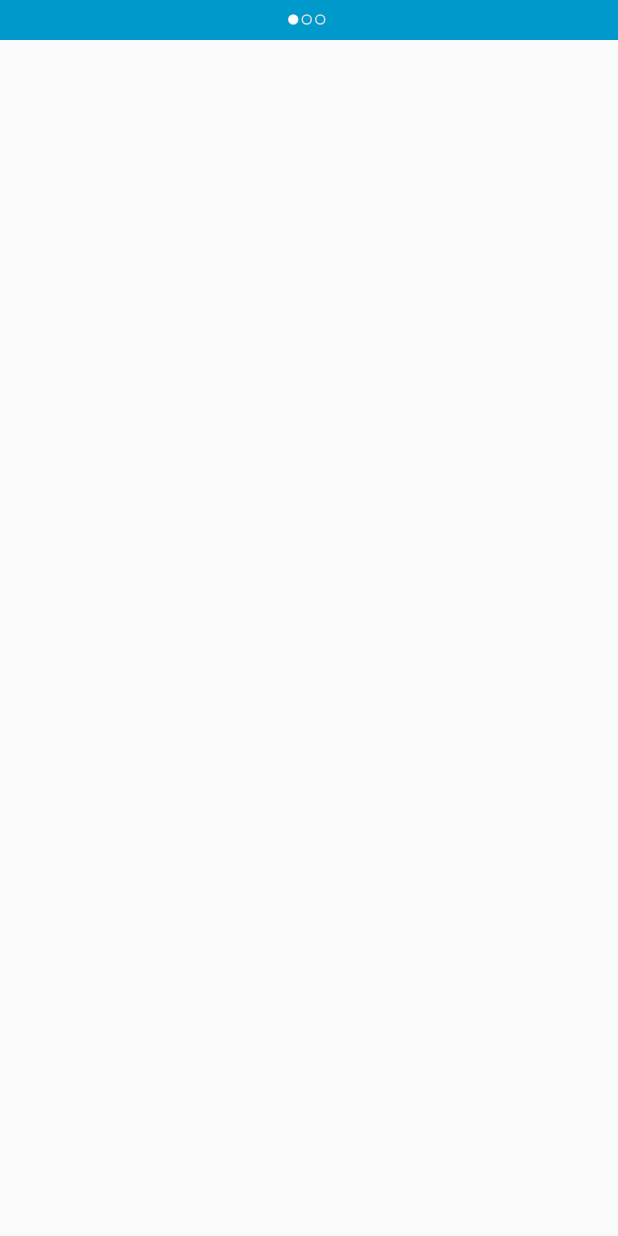
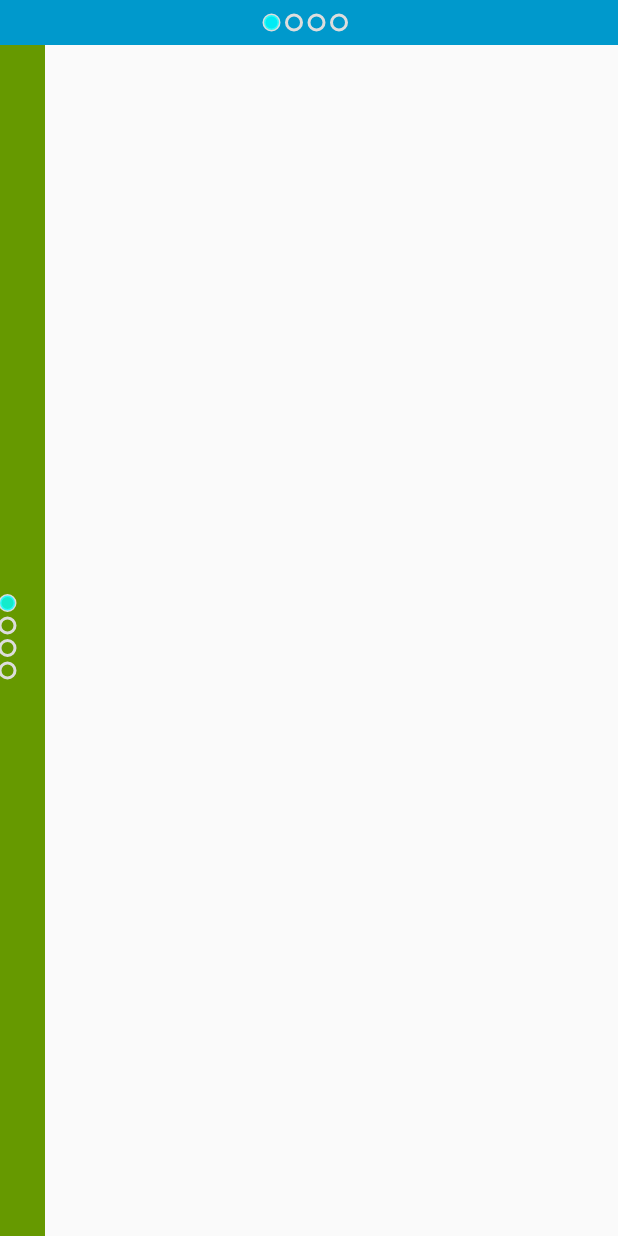
Before and after one commit to WoodenTea/Practices, an Android app: the CustomViewActivity screen opened directly, with no data from a screen before it, on a phone screen of 412 x 824 dp. Run offline under Robolectric (Android 15) with nearby library versions, the phone set to English and light mode, and no system bars.

Commit message:
Refactor view to widget Added ScrollLayout Added FlowLayout

```diff
--- a/app/build.gradle
+++ b/app/build.gradle
@@ -9,7 +9,7 @@ def releaseTime() {
 }
 
 android {
-    compileSdkVersion 21
+    compileSdkVersion 22
     buildToolsVersion "22.0.1"
 
     defaultConfig {
--- a/app/src/main/java/com/ymsfd/practices/view/BestViewGroup.java
+++ b/app/src/main/java/com/ymsfd/practices/widget/BestViewGroup.java
@@ -1,4 +1,4 @@
-package com.ymsfd.practices.view;
+package com.ymsfd.practices.widget;
 
 import android.content.Context;
 import android.util.AttributeSet;
--- a/app/src/main/java/com/ymsfd/practices/view/CircleIndicator.java
+++ b/app/src/main/java/com/ymsfd/practices/widget/CircleIndicatorView.java
@@ -1,11 +1,10 @@
-package com.ymsfd.practices.view;
+package com.ymsfd.practices.widget;
 
 import android.content.Context;
 import android.content.res.Resources;
 import android.content.res.TypedArray;
 import android.graphics.Canvas;
 import android.graphics.Paint;
-import android.support.v4.view.ViewConfigurationCompat;
 import android.util.AttributeSet;
 import android.util.Log;
 import android.view.View;
@@ -20,81 +19,68 @@ import com.ymsfd.practices.R;
  * Date: 4/19/15
  * Time: 13:46
  */
-public class CircleIndicator extends View {
+public class CircleIndicatorView extends View {
+    private Paint roundPaint = new Paint(Paint.ANTI_ALIAS_FLAG);
     private Paint strokePaint = new Paint(Paint.ANTI_ALIAS_FLAG);
-    private Paint fillPaint = new Paint(Paint.ANTI_ALIAS_FLAG);
-    private Paint pagePaint = new Paint(Paint.ANTI_ALIAS_FLAG);
+    private Paint floatPaint = new Paint(Paint.ANTI_ALIAS_FLAG);
     private boolean mCentered;
-    private int mOrientation = 0;
-    private float mRadius = 0;
     private boolean mSnap;
+    private int mOrientation;
+    private float mRadius;
     private int mTouchSlop;
-    final int mCount = 3;
+    final static int NUMBER = 4;
 
-    public CircleIndicator(Context context) {
+    public CircleIndicatorView(Context context) {
         this(context, null);
     }
 
-    public CircleIndicator(Context context, AttributeSet attrs) {
+    public CircleIndicatorView(Context context, AttributeSet attrs) {
         this(context, attrs, 0);
     }
 
-    public CircleIndicator(Context context, AttributeSet attrs, int defStyleAttr) {
+    public CircleIndicatorView(Context context, AttributeSet attrs, int defStyleAttr) {
         super(context, attrs, defStyleAttr);
         if (isInEditMode()) {
             return;
         }
 
-        final Resources res = getResources();
-        final int defaultPageColor = res
-                .getColor(R.color.default_circle_indicator_page_color);
-        final int defaultFillColor = res
-                .getColor(R.color.default_circle_indicator_fill_color);
-        final int defaultOrientation = res
-                .getInteger(R.integer.default_circle_indicator_orientation);
-        final int defaultStrokeColor = res
-                .getColor(R.color.default_circle_indicator_stroke_color);
-        final float defaultStrokeWidth = res
-                .getDimension(R.dimen.default_circle_indicator_stroke_width);
-        final float defaultRadius = res
-                .getDimension(R.dimen.default_circle_indicator_radius);
-        final boolean defaultCentered = res
-                .getBoolean(R.bool.default_circle_indicator_centered);
-        final boolean defaultSnap = res
-                .getBoolean(R.bool.default_circle_indicator_snap);
+        final Resources res = context.getResources();
+        final boolean defaultCentered = res.getBoolean(R.bool.default_circle_indicator_centered);
+        final int defaultRoundColor = res.getColor(R.color.default_circle_indicator_round_color);
+        final int defaultStrokeColor = res.getColor(R.color.default_circle_indicator_stroke_color);
+        final int defaultFloatColor = res.getColor(R.color.default_circle_indicator_float_color);
+        final float defaultRadius = res.getDimension(R.dimen.default_circle_indicator_radius);
+        final float defaultStrokeWidth = res.getDimension(R.dimen.default_circle_indicator_stroke_width);
+        final boolean defaultSnap = res.getBoolean(R.bool.default_circle_indicator_snap);
+        final int defaultOrientation = res.getInteger(R.integer.default_circle_indicator_orientation);
 
-        TypedArray a = context.obtainStyledAttributes(attrs,
-                R.styleable.CircleIndicator, defStyleAttr, 0);
-        mCentered = a.getBoolean(R.styleable.CircleIndicator_centered,
-                defaultCentered);
-        mOrientation = a.getInt(
-                R.styleable.CircleIndicator_android_orientation,
-                defaultOrientation);
-        mRadius = a.getDimension(R.styleable.CircleIndicator_radius,
-                defaultRadius);
-        mSnap = a.getBoolean(R.styleable.CircleIndicator_snap, defaultSnap);
+        TypedArray array = context.obtainStyledAttributes(attrs, R.styleable.CircleIndicatorView, defStyleAttr, 0);
+        mCentered = array.getBoolean(R.styleable.CircleIndicatorView_centered, defaultCentered);
+        mOrientation = array.getInteger(R.styleable.CircleIndicatorView_android_orientation, defaultOrientation);
+        mSnap = array.getBoolean(R.styleable.CircleIndicatorView_snap, defaultSnap);
 
+        roundPaint.setColor(array.getColor(R.styleable.CircleIndicatorView_roundColor, defaultRoundColor));
+        roundPaint.setStyle(Paint.Style.FILL);
+        strokePaint.setColor(array.getColor(R.styleable.CircleIndicatorView_strokeColor, defaultStrokeColor));
         strokePaint.setStyle(Paint.Style.STROKE);
-        strokePaint.setStrokeWidth(defaultStrokeWidth);
-        strokePaint.setColor(defaultStrokeColor);
+        strokePaint.setStrokeWidth(array.getDimension(R.styleable.CircleIndicatorView_strokeWidth, defaultStrokeWidth));
+        floatPaint.setColor(array.getColor(R.styleable.CircleIndicatorView_floatColor, defaultFloatColor));
+        floatPaint.setStyle(Paint.Style.FILL);
 
-        fillPaint.setStyle(Paint.Style.FILL);
-        fillPaint.setColor(defaultFillColor);
+        mRadius = array.getDimension(R.styleable.CircleIndicatorView_radius, defaultRadius);
 
-        pagePaint.setStyle(Paint.Style.FILL);
-        pagePaint.setColor(defaultPageColor);
-
-        a.recycle();
+        array.recycle();
 
         final ViewConfiguration configuration = ViewConfiguration.get(context);
-        mTouchSlop = ViewConfigurationCompat
-                .getScaledPagingTouchSlop(configuration);
+        mTouchSlop = configuration.getScaledPagingTouchSlop();
     }
 
     @Override
     protected void onDraw(Canvas canvas) {
         super.onDraw(canvas);
-        if (mCount == 0) {
+
+        final int count = NUMBER;
+        if (count == 0) {
             return;
         }
 
@@ -118,8 +104,7 @@ public class CircleIndicator extends View {
         final float shortOffset = shortPaddingBefore + mRadius;
         float longOffset = longPaddingBefore + mRadius;
         if (mCentered) {
-            longOffset += ((longSize - longPaddingBefore - longPaddingAfter) / 2.0f)
-                    - ((mCount * threeRadius) / 2.0f);
+            longOffset += ((longSize - longPaddingBefore - longPaddingAfter) / 2.0f) - ((count * threeRadius) / 2.0f);
         }
 
         float dX;
@@ -130,9 +115,9 @@ public class CircleIndicator extends View {
             pageFillRadius -= strokePaint.getStrokeWidth() / 2.0f;
         }
 
-        // Draw stroked circles
-        for (int index = 0; index < mCount; index++) {
-            float drawLong = longOffset + (index * threeRadius);
+        //Draw stroked circles
+        for (int iLoop = 0; iLoop < count; iLoop++) {
+            float drawLong = longOffset + (iLoop * threeRadius);
             if (mOrientation == LinearLayout.HORIZONTAL) {
                 dX = drawLong;
                 dY = shortOffset;
@@ -140,10 +125,9 @@ public class CircleIndicator extends View {
                 dX = shortOffset;
                 dY = drawLong;
             }
-
             // Only paint fill if not completely transparent
-            if (pagePaint.getAlpha() > 0) {
-                canvas.drawCircle(dX, dY, pageFillRadius, pagePaint);
+            if (roundPaint.getAlpha() > 0) {
+                canvas.drawCircle(dX, dY, pageFillRadius, roundPaint);
             }
 
             // Only paint stroke if a stroke width was non-zero
@@ -152,8 +136,8 @@ public class CircleIndicator extends View {
             }
         }
 
-        // Draw the filled circle according to the current scroll
-        float cx = 0.0f;
+        //Draw the filled circle according to the current scroll
+        float cx = 0 * threeRadius;
 
         if (mOrientation == LinearLayout.HORIZONTAL) {
             dX = longOffset + cx;
@@ -162,32 +146,27 @@ public class CircleIndicator extends View {
             dX = shortOffset;
             dY = longOffset + cx;
         }
+        canvas.drawCircle(dX, dY, mRadius, floatPaint);
 
-        canvas.drawCircle(dX, dY, mRadius, fillPaint);
     }
 
     @Override
     protected void onMeasure(int widthMeasureSpec, int heightMeasureSpec) {
         if (mOrientation == LinearLayout.HORIZONTAL) {
-            setMeasuredDimension(measureLong(widthMeasureSpec),
-                    measureShort(heightMeasureSpec));
+            setMeasuredDimension(measureLong(widthMeasureSpec), measureShort(heightMeasureSpec));
         } else {
-            setMeasuredDimension(measureShort(widthMeasureSpec),
-                    measureLong(heightMeasureSpec));
+            setMeasuredDimension(measureShort(widthMeasureSpec), measureLong(heightMeasureSpec));
         }
     }
 
     private int measureLong(int measureSpec) {
         int result;
+        int specSize = MeasureSpec.getSize(measureSpec);
         int specMode = MeasureSpec.getMode(measureSpec);
-        int specSize = MeasureSpec.getSize(measureSpec);
-
-        if ((specMode == MeasureSpec.EXACTLY)) {
+        if (specMode == MeasureSpec.EXACTLY) {
             result = specSize;
         } else {
-
-            result = (int) (getPaddingLeft() + getPaddingRight()
-                    + (mCount * 2 * mRadius) + (mCount - 1) * mRadius + 1);
+            result = (int) (getPaddingLeft() + getPaddingRight() + NUMBER * mRadius + (NUMBER - 1) * mRadius);
             if (specMode == MeasureSpec.AT_MOST) {
                 result = Math.min(result, specSize);
             }
@@ -204,7 +183,7 @@ public class CircleIndicator extends View {
         if (specMode == MeasureSpec.EXACTLY) {
             result = specSize;
         } else {
-            result = (int) (2 * mRadius + getPaddingTop() + getPaddingBottom() + 1);
+            result = (int) (getPaddingBottom() + getPaddingTop() + 2 * mRadius);
             if (specMode == MeasureSpec.AT_MOST) {
                 result = Math.min(result, specSize);
             }
--- a/app/src/main/java/com/ymsfd/practices/view/HeaderGridView.java
+++ b/app/src/main/java/com/ymsfd/practices/widget/HeaderGridView.java
@@ -13,7 +13,7 @@
  * See the License for the specific language governing permissions and
  * limitations under the License.
  */
-package com.ymsfd.practices.view;
+package com.ymsfd.practices.widget;
 
 import android.content.Context;
 import android.database.DataSetObservable;
--- a/app/src/main/res/layout/actvt_custom_view.xml
+++ b/app/src/main/res/layout/actvt_custom_view.xml
@@ -1,14 +1,23 @@
 <?xml version="1.0" encoding="utf-8"?>
 <LinearLayout xmlns:android="http://schemas.android.com/apk/res/android"
+              xmlns:app="http://schemas.android.com/apk/res-auto"
               android:layout_width="match_parent"
               android:layout_height="match_parent"
               android:orientation="vertical">
 
-    <com.ymsfd.practices.view.CircleIndicator
+    <com.ymsfd.practices.widget.CircleIndicatorView
         android:layout_width="match_parent"
         android:layout_height="wrap_content"
         android:background="@android:color/holo_blue_dark"
         android:paddingBottom="10dip"
-        android:paddingTop="10dip" />
+        android:paddingTop="10dip"
+        android:visibility="visible"/>
 
+    <com.ymsfd.practices.widget.CircleIndicatorView
+        android:layout_width="wrap_content"
+        android:layout_height="match_parent"
+        android:background="@android:color/holo_green_dark"
+        android:orientation="vertical"
+        android:paddingBottom="10dip"
+        android:paddingTop="10dip"/>
 </LinearLayout>
--- a/app/src/main/res/layout/actvt_viewgroup.xml
+++ b/app/src/main/res/layout/actvt_viewgroup.xml
@@ -4,7 +4,7 @@
               android:layout_height="match_parent"
               android:orientation="vertical">
 
-    <com.ymsfd.practices.view.BestViewGroup
+    <com.ymsfd.practices.widget.BestViewGroup
         android:layout_width="match_parent"
         android:layout_height="wrap_content">
 
@@ -29,6 +29,6 @@
             android:layout_height="wrap_content"
             android:background="@android:color/holo_purple"
             android:text="测试2" />
-    </com.ymsfd.practices.view.BestViewGroup>
+    </com.ymsfd.practices.widget.BestViewGroup>
 
 </LinearLayout>
--- a/app/src/main/res/values/defaults.xml
+++ b/app/src/main/res/values/defaults.xml
@@ -1,12 +1,12 @@
 <?xml version="1.0" encoding="utf-8"?>
 <resources>
     <bool name="default_circle_indicator_centered">true</bool>
-    <color name="default_circle_indicator_fill_color">#FFFFFFFF</color>
-    <color name="default_circle_indicator_page_color">#00000000</color>
+    <color name="default_circle_indicator_float_color">#CC00FFFF</color>
+    <color name="default_circle_indicator_round_color">#00000000</color>
     <color name="default_circle_indicator_stroke_color">#FFDDDDDD</color>
-    <dimen name="default_circle_indicator_stroke_width">1dip</dimen>
+    <dimen name="default_circle_indicator_stroke_width">2dip</dimen>
     <integer name="default_circle_indicator_orientation">0</integer>
-    <dimen name="default_circle_indicator_radius">3dip</dimen>
+    <dimen name="default_circle_indicator_radius">5dip</dimen>
     <bool name="default_circle_indicator_snap">false</bool>
 
 </resources>
```
Also changed, not shown: app/src/main/java/com/ymsfd/practices/widget/FlowLayout.java (added, +115 -0 lines), app/src/main/java/com/ymsfd/practices/widget/ScrollLayout.java (added, +109 -0 lines), app/src/main/res/layout/actvt_flow_layout.xml (added, +46 -0 lines), app/src/main/res/values/attrs.xml (+11 -6 lines).
